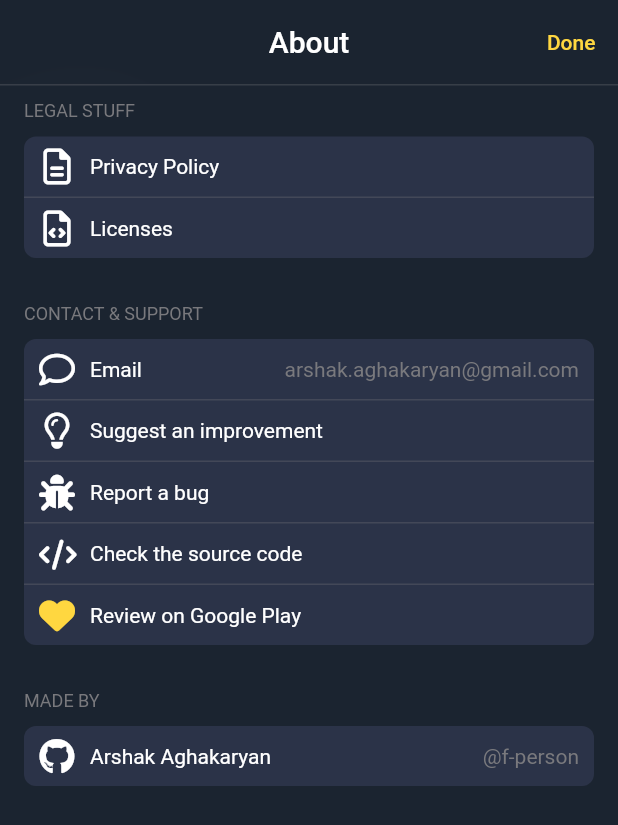
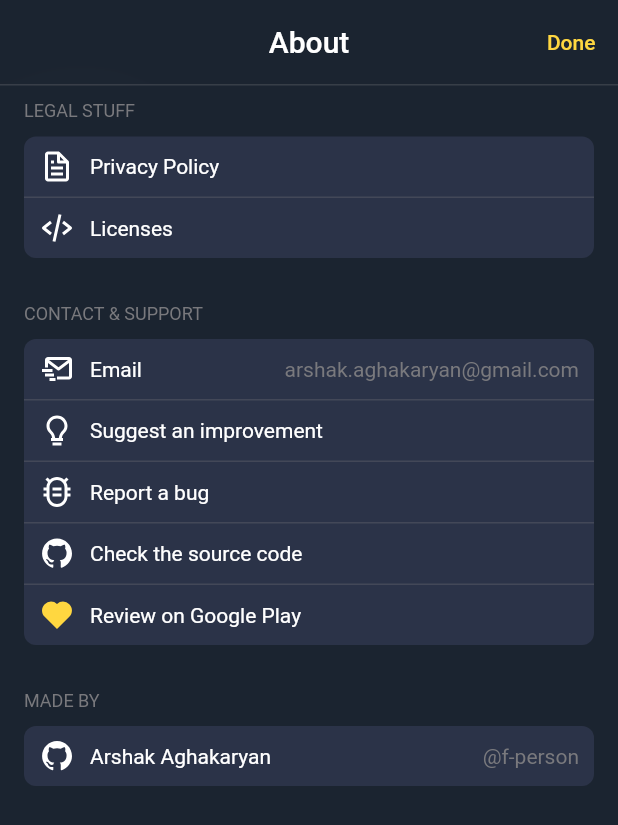
Before and after one commit to f-person/punycode_converter, a Flutter app: the AboutPage screen opened directly, on a phone screen of 412 x 824 dp. Shown: the top 825 px of the screen. Run offline on Flutter 3.47's test engine with Material 2 defaults, Android fonts, the light colour scheme and no system bars; our stand-ins replace basic_utils, bloc, boxicons, equatable, flutter_bloc, flutter_hooks and 3 more; missing offline and left inert: in_app_review, toor; project files that could hold a hidden picture were left out.

Commit message:
feat: Switch to Boxicons, upgrade Flutter

```diff
--- a/analysis_options.yaml
+++ b/analysis_options.yaml
@@ -31,3 +31,4 @@
     omit_local_variable_types: false
     avoid_catches_without_on_clauses: false
     require_trailing_commas: false
+    discarded_futures: false
--- a/lib/gen/intl/messages_en.dart
+++ b/lib/gen/intl/messages_en.dart
@@ -50,6 +50,8 @@
         "settingsScreenTitle": MessageLookupByLibrary.simpleMessage("Settings"),
         "suggestImporvement":
             MessageLookupByLibrary.simpleMessage("Suggest an improvement"),
+        "supportDeveloper":
+            MessageLookupByLibrary.simpleMessage("Support the developer"),
         "textExample":
             MessageLookupByLibrary.simpleMessage("Example: թութ.հայ"),
         "textInputLabel": MessageLookupByLibrary.simpleMessage("Text"),
--- a/lib/l10n/intl_en.arb
+++ b/lib/l10n/intl_en.arb
@@ -22,5 +22,6 @@
   "reportBug": "Report a bug",
   "suggestImporvement": "Suggest an improvement",
   "checkSourceCode": "Check the source code",
-  "invalidPunycodeError": "Invalid Punycode"
+  "invalidPunycodeError": "Invalid Punycode",
+  "supportDeveloper": "Support the developer"
 }
--- a/lib/presentation/about/about_page.dart
+++ b/lib/presentation/about/about_page.dart
@@ -1,8 +1,8 @@
 import 'dart:io';
 
+import 'package:boxicons/boxicons.dart';
 import 'package:flutter/cupertino.dart';
 import 'package:flutter/material.dart';
-import 'package:font_awesome_flutter/font_awesome_flutter.dart';
 import 'package:fpdart/fpdart.dart';
 import 'package:punycode_converter/application/core/app_strings.dart';
 import 'package:punycode_converter/dependency_injection/dependencies/stores_dependencies.dart';
--- a/lib/presentation/about/widgets/about_page_sections.dart
+++ b/lib/presentation/about/widgets/about_page_sections.dart
@@ -13,12 +13,12 @@
           header: Text(localization.legalStuffTitle),
           children: [
             AppListTile(
-              icon: const Icon(FontAwesomeIcons.fileLines),
+              icon: const Icon(Boxicons.bx_file),
               label: Text(localization.privacyPolicy),
               onTap: () => _openPrivacyPolicy(context),
             ),
             AppListTile(
-              icon: const Icon(FontAwesomeIcons.fileCode),
+              icon: const Icon(Boxicons.bx_code_alt),
               label: Text(localization.licenses),
               onTap: () {
                 Navigator.of(context).push(
@@ -35,29 +35,23 @@
           header: Text(localization.contactAndSupportTitle),
           children: [
             AppListTile(
-              icon: const Icon(FontAwesomeIcons.comment),
+              icon: const Icon(Boxicons.bx_mail_send),
               label: Text(localization.email),
               trailing: const Text(AppStrings.supportEmail),
               onTap: () => urlLauncherLocator().launchUrl(AppStrings.supportEmailLink),
             ),
             AppListTile(
-              icon: const Icon(FontAwesomeIcons.lightbulb),
+              icon: const Icon(Boxicons.bx_bulb),
               label: Text(localization.suggestImporvement),
               onTap: () => urlLauncherLocator().launchUrl(AppStrings.projectGitHubIssuesLink),
             ),
             AppListTile(
-              icon: const Icon(FontAwesomeIcons.bug),
+              icon: const Icon(Boxicons.bx_bug_alt),
               label: Text(localization.reportBug),
               onTap: () => urlLauncherLocator().launchUrl(AppStrings.projectGitHubIssuesLink),
             ),
             AppListTile(
-              icon: const SizedBox(
-                width: 24,
-                child: Icon(
-                  FontAwesomeIcons.code,
-                  size: 20,
-                ),
-              ),
+              icon: const Icon(Boxicons.bxl_github),
               label: Text(localization.checkSourceCode),
               onTap: () => urlLauncherLocator().launchUrl(
                 AppStrings.projectGitHubRepositoryLink,
@@ -65,7 +59,7 @@
             ),
             AppListTile(
               icon: const Icon(
-                FontAwesomeIcons.solidHeart,
+                Boxicons.bxs_heart,
                 color: AppColors.action,
               ),
               label: Text(_getReviewTileLabelText(localization)),
@@ -78,7 +72,7 @@
           header: Text(localization.madeByTitle),
           children: [
             AppListTile(
-              icon: const Icon(FontAwesomeIcons.github),
+              icon: const Icon(Boxicons.bxl_github),
               label: Text(localization.makerName),
               trailing: const Text(AppStrings.makerGitHubHandle),
               onTap: () => urlLauncherLocator().launchUrl(AppStrings.makerGitHubLink),
--- a/lib/presentation/core/widgets/blurred_app_bar.dart
+++ b/lib/presentation/core/widgets/blurred_app_bar.dart
@@ -1,5 +1,5 @@
+import 'package:boxicons/boxicons.dart';
 import 'package:flutter/material.dart';
-import 'package:font_awesome_flutter/font_awesome_flutter.dart';
 import 'package:punycode_converter/presentation/core/design_system/colors.dart';
 import 'package:punycode_converter/presentation/core/widgets/app_icon_button.dart';
 import 'package:punycode_converter/presentation/core/widgets/blurred_container.dart';
@@ -47,7 +47,7 @@
     }
 
     return AppIconButton(
-      icon: const Icon(FontAwesomeIcons.angleLeft),
+      icon: const Icon(Boxicons.bx_arrow_back),
       onTap: () {
         Navigator.of(context).pop();
       },
--- a/lib/presentation/punycode_converter/widgets/settings_button.dart
+++ b/lib/presentation/punycode_converter/widgets/settings_button.dart
@@ -1,5 +1,5 @@
+import 'package:boxicons/boxicons.dart';
 import 'package:flutter/material.dart';
-import 'package:font_awesome_flutter/font_awesome_flutter.dart';
 import 'package:fpdart/fpdart.dart';
 import 'package:modal_bottom_sheet/modal_bottom_sheet.dart';
 import 'package:punycode_converter/presentation/about/about_page.dart';
@@ -11,7 +11,7 @@
   @override
   Widget build(BuildContext context) {
     return AppIconButton(
-      icon: const Icon(FontAwesomeIcons.ellipsis),
+      icon: const Icon(Boxicons.bx_dots_horizontal_rounded),
       onTap: () {
         CupertinoScaffold.showCupertinoModalBottomSheet(
           duration: const Duration(milliseconds: 300),
--- a/lib/presentation/punycode_converter/widgets/translation_field/translation_field.dart
+++ b/lib/presentation/punycode_converter/widgets/translation_field/translation_field.dart
@@ -1,3 +1,4 @@
+import 'package:boxicons/boxicons.dart';
 import 'package:flutter/material.dart';
 import 'package:flutter/services.dart';
 import 'package:punycode_converter/gen/l10n.dart';
--- a/lib/presentation/punycode_converter/widgets/translation_field/translation_field_suffix.dart
+++ b/lib/presentation/punycode_converter/widgets/translation_field/translation_field_suffix.dart
@@ -15,8 +15,8 @@
     return ValueListenableBuilder<TextEditingValue>(
       valueListenable: controller,
       builder: (context, value, _) {
-        const pasteIcon = Icon(Icons.paste_rounded);
-        const clearIcon = Icon(Icons.clear_rounded);
+        const pasteIcon = Icon(Boxicons.bx_paste);
+        const clearIcon = Icon(Boxicons.bx_x_circle);
 
         final shouldClear = value.text.isNotEmpty;
 
--- a/pubspec.yaml
+++ b/pubspec.yaml
@@ -6,11 +6,12 @@
 version: 1.1.0+8
 
 environment:
-  sdk: ">=2.17.3 <3.0.0"
+  sdk: ">=2.19.0 <3.0.0"
 
 dependencies:
   basic_utils: ^4.4.2
   bloc: ^8.0.3
+  boxicons: ^2.1.3
   copy_with_extension: ^4.0.2
   cupertino_icons: ^1.0.2
   equatable: ^2.0.3
@@ -20,11 +21,10 @@
   flutter_hooks: ^0.18.5+1
   flutter_localizations:
     sdk: flutter
-  font_awesome_flutter: ^10.1.0
   fpdart: ^0.2.0
   in_app_review: ^2.0.4
   keyboard_dismisser: ^3.0.0
-  modal_bottom_sheet: ^2.1.0
+  modal_bottom_sheet: ^3.0.0-pre
   toor: ^1.0.0
   url_launcher: ^6.1.5
 
```
Also changed, not shown: lib/gen/intl/messages_all.dart (+6 -5 lines), lib/gen/l10n.dart (+10 -0 lines), pubspec.lock, 5 other files.
